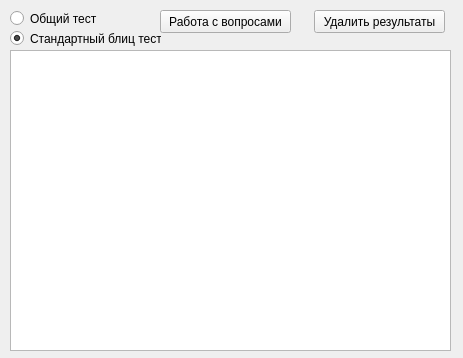
This is server/UI/main_server.ui in Scykorr/dmitr_client_serv_test as Qt 5 draws it before an edit. The edited form follows.
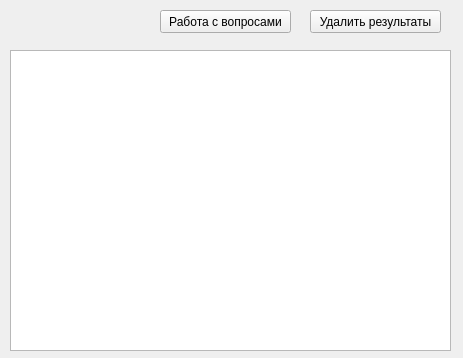
This is the edited form.

Patch:
```diff
--- a/server/UI/main_server.ui
+++ b/server/UI/main_server.ui
@@ -26,7 +26,7 @@
   <widget class="QPushButton" name="pushButton_delete_all">
    <property name="geometry">
     <rect>
-     <x>314</x>
+     <x>310</x>
      <y>10</y>
      <width>131</width>
      <height>23</height>
@@ -49,35 +49,6 @@
     <string>Работа с вопросами</string>
    </property>
   </widget>
-  <widget class="QRadioButton" name="radioButton_common_test">
-   <property name="geometry">
-    <rect>
-     <x>10</x>
-     <y>10</y>
-     <width>91</width>
-     <height>17</height>
-    </rect>
-   </property>
-   <property name="text">
-    <string>Общий тест</string>
-   </property>
-  </widget>
-  <widget class="QRadioButton" name="radioButton_standart_bliz_test">
-   <property name="geometry">
-    <rect>
-     <x>10</x>
-     <y>30</y>
-     <width>151</width>
-     <height>17</height>
-    </rect>
-   </property>
-   <property name="text">
-    <string>Стандартный блиц тест</string>
-   </property>
-   <property name="checked">
-    <bool>true</bool>
-   </property>
-  </widget>
  </widget>
  <resources/>
  <connections/>
```
